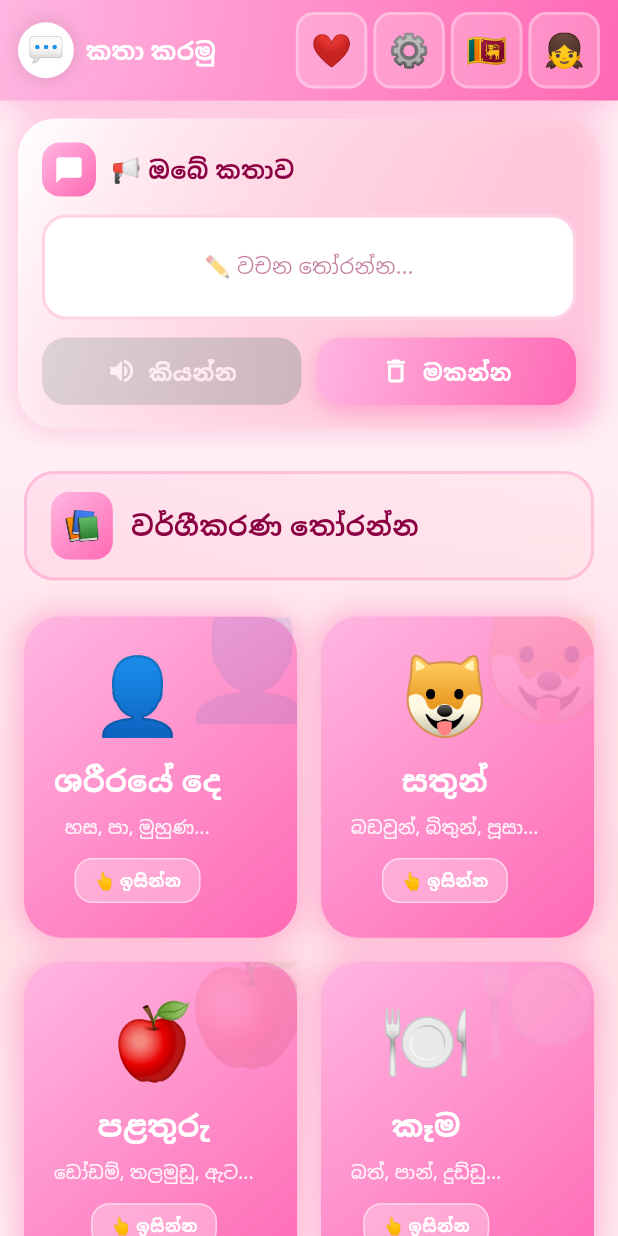
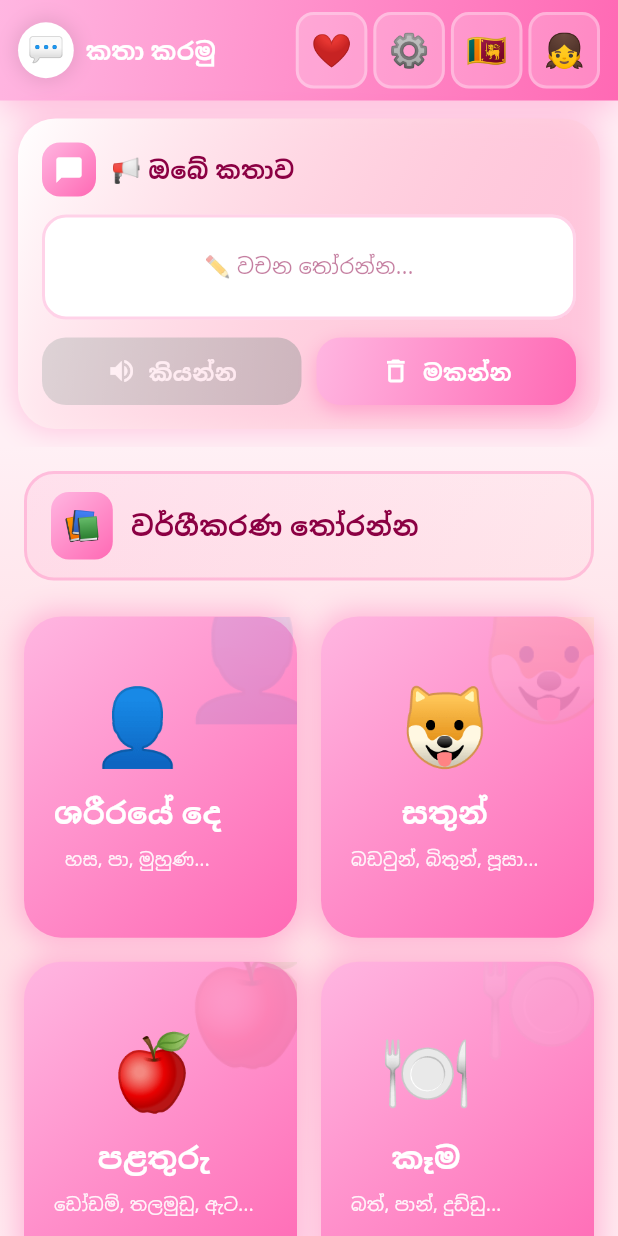
Before and after one commit to YasasPasinduFernando/aac_sinhala_tamil_english, a Flutter app: the HomeScreen screen opened directly, on a phone screen of 412 x 824 dp. Run offline on Flutter 3.47's test engine with Material 3 defaults, Android fonts, the phone set to English and light mode, and no system bars; our stand-ins replace connectivity_plus, flutter_tts, google_mobile_ads, shared_preferences; accounts and stored records are empty; Roboto replaces fonts that are missing (Noto Sans).

Commit message:
home screen load enhanced

```diff
--- a/lib/screens/theme/animated_category_card.dart
+++ b/lib/screens/theme/animated_category_card.dart
@@ -25,14 +25,44 @@ class AnimatedCategoryCard extends StatefulWidget {
 }
 
 class _AnimatedCategoryCardState extends State<AnimatedCategoryCard>
-    with AutomaticKeepAliveClientMixin {
+    with AutomaticKeepAliveClientMixin, SingleTickerProviderStateMixin {
   late final String _memoizedEmoji;
+  late AnimationController _controller;
+  late Animation<double> _scaleAnimation;
 
   @override
   void initState() {
     super.initState();
     // Memoize emoji to prevent re-rendering issues
     _memoizedEmoji = widget.emoji;
+
+    // Setup pop animation
+    _controller = AnimationController(
+      duration: const Duration(milliseconds: 600),
+      vsync: this,
+    );
+
+    _scaleAnimation = Tween<double>(begin: 0.0, end: 1.0).animate(
+      CurvedAnimation(parent: _controller, curve: Curves.elasticOut),
+    );
+
+    // Start animation with slight delay based on index for staggered effect
+    Future.delayed(
+      Duration(milliseconds: widget.index * 50),
+      () {
+        if (mounted) {
+          print(
+              '🎯 Card "${widget.categoryName}" animating at index ${widget.index}');
+          _controller.forward();
+        }
+      },
+    );
+  }
+
+  @override
+  void dispose() {
+    _controller.dispose();
+    super.dispose();
   }
 
   @override
@@ -45,6 +75,8 @@ class _AnimatedCategoryCardState extends State<AnimatedCategoryCard>
     final colors = AppTheme.getThemeColors(widget.isGirl);
 
     return RepaintBoundary(
+      child: ScaleTransition(
+        scale: _scaleAnimation,
         child: GestureDetector(
           onTap: widget.onTap,
           child: Container(
@@ -115,33 +147,11 @@ class _AnimatedCategoryCardState extends State<AnimatedCategoryCard>
                         maxLines: 1,
                         overflow: TextOverflow.ellipsis,
                       ),
-                    const SizedBox(height: 12),
-                    Container(
-                      padding: const EdgeInsets.symmetric(
-                        horizontal: 12,
-                        vertical: 6,
-                      ),
-                      decoration: BoxDecoration(
-                        color: Colors.white.withOpacity(0.3),
-                        borderRadius: BorderRadius.circular(12),
-                        border: Border.all(
-                          color: Colors.white.withOpacity(0.5),
-                          width: 1,
-                        ),
-                      ),
-                      child: const Text(
-                        '👆 ඉසින්න',
-                        style: TextStyle(
-                          fontSize: 11,
-                          color: Colors.white,
-                          fontWeight: FontWeight.bold,
-                        ),
+                    ],
                   ),
                 ),
               ],
             ),
-              ),
-            ],
           ),
         ),
       ),
```
Lines whose indentation alone changed are shown as unchanged.
